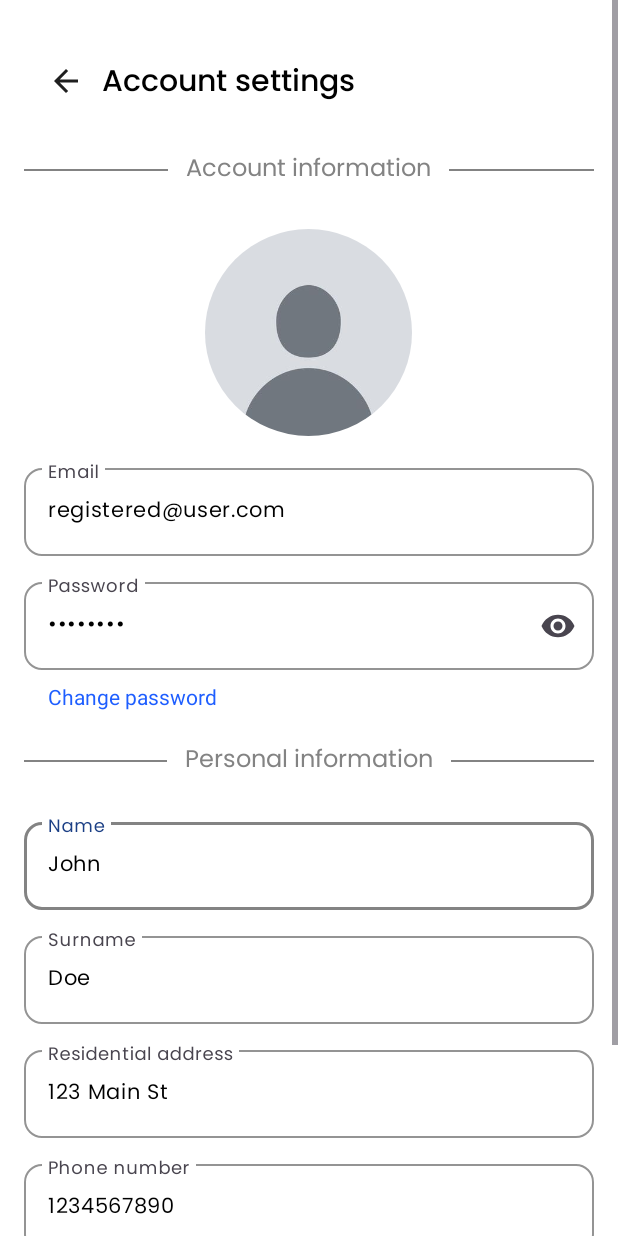
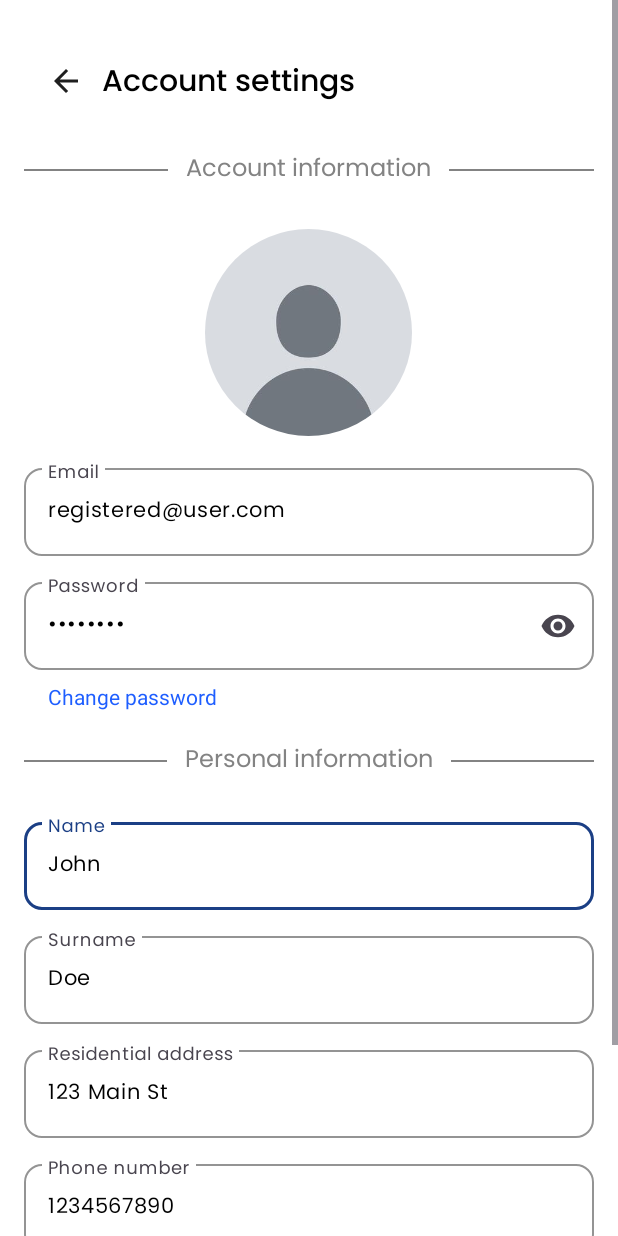
Before and after one commit to kzi-nastava/mrs-team4-Labubus, an Android app: the screen it shows after launch (MainActivity), in the side drawer, after a tap on "Account settings", on a phone screen of 412 x 824 dp. Run offline under Robolectric (Android 15) with nearby library versions, the phone set to English and light mode, and no system bars; libraries missing offline, so code that uses them is left out: org.osmdroid.config, org.osmdroid.tileprovider, org.osmdroid.util, org.osmdroid.views; plain views replace MapView; 11 statements that could not run were skipped.

Commit message:
fix: minor account settings ui fix

```diff
--- a/mobile/app/src/main/res/values/styles.xml
+++ b/mobile/app/src/main/res/values/styles.xml
@@ -45,8 +45,11 @@
         <item name="android:scaleType">centerCrop</item>
     </style>
 
+
+    <!-- INPUT BOX STYLES -->
+
     <style name="InputBoxLayout" parent="Widget.Material3.TextInputLayout.OutlinedBox">
-        <item name="boxStrokeColor">@color/neutral_dark_gray</item>
+        <item name="boxStrokeColor">@color/primary_light</item>
         <item name="boxStrokeErrorColor">@color/error</item>
         <item name="errorTextColor">@color/error</item>
 
@@ -62,6 +65,15 @@
         <item name="android:textColor">@color/text_primary</item>
     </style>
 
+
+
+
+
+
+
+
+    <!-- ICON BUTTON STYLES -->
+
     <style name="IconButtonWhite" parent="Widget.AppCompat.Button">
         <item name="android:background">@drawable/icon_button_white</item>
         <item name="android:textAllCaps">false</item>
@@ -71,6 +83,10 @@
         <item name="android:layout_height">@dimen/icon_regular</item>
     </style>
 
+
+
+
+
     <style name="IconButtonRed" parent="Widget.AppCompat.Button">
         <item name="android:background">@drawable/icon_button_error</item>
         <item name="android:textAllCaps">false</item>
@@ -79,6 +95,12 @@
         <item name="android:layout_width">@dimen/icon_regular</item>
         <item name="android:layout_height">@dimen/icon_regular</item>
     </style>
+
+
+
+
+
+    <!-- SECTION TITLE STYLE -->
 
     <style name="SectionTitle">
         <item name="android:textSize">@dimen/text_regular</item>
```
